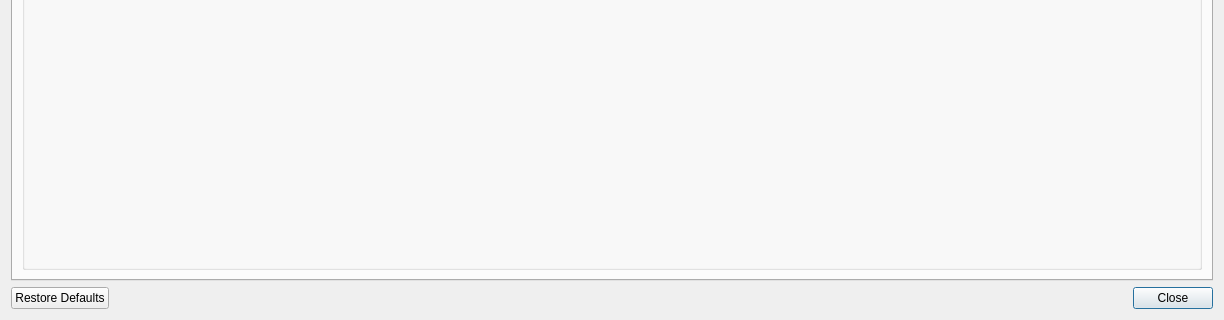
First picture: the form in src/settings.ui, repository jcfain/XTPlayer, before the edit; both pictures show x 0 to 1224 and y 298 to 618 of the 1224 by 618 pixel window.
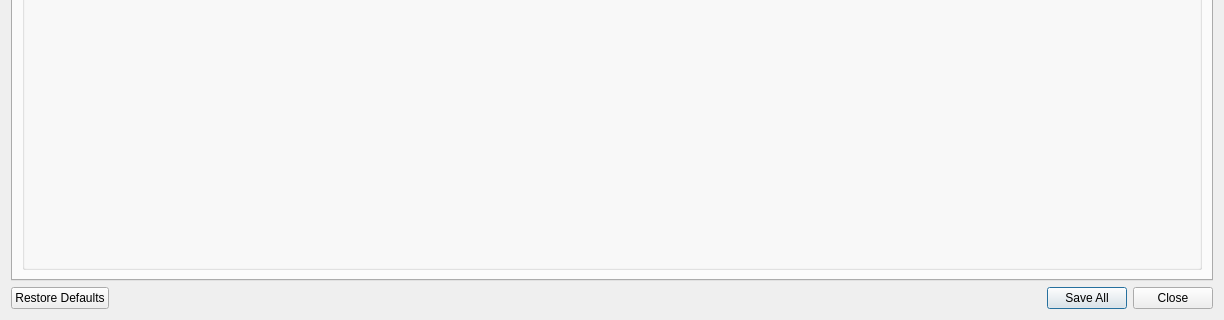
Second picture: the form after the edit. Icons and pictures are not drawn.

Commit message: Made links save on funscript selection and editing Added manual save options (Can still just close the dialog to save on app exit) Added loading dialog for when settings are being saved. (only on manual save) Adding style blocks for the library and media loading spinner labels

```diff
--- a/src/settings.ui
+++ b/src/settings.ui
@@ -30,7 +30,7 @@
       <enum>Qt::Horizontal</enum>
      </property>
      <property name="standardButtons">
-      <set>QDialogButtonBox::Close|QDialogButtonBox::RestoreDefaults</set>
+      <set>QDialogButtonBox::Close|QDialogButtonBox::RestoreDefaults|QDialogButtonBox::SaveAll</set>
      </property>
      <property name="centerButtons">
       <bool>false</bool>
```
The commit also changes 9 other files.
